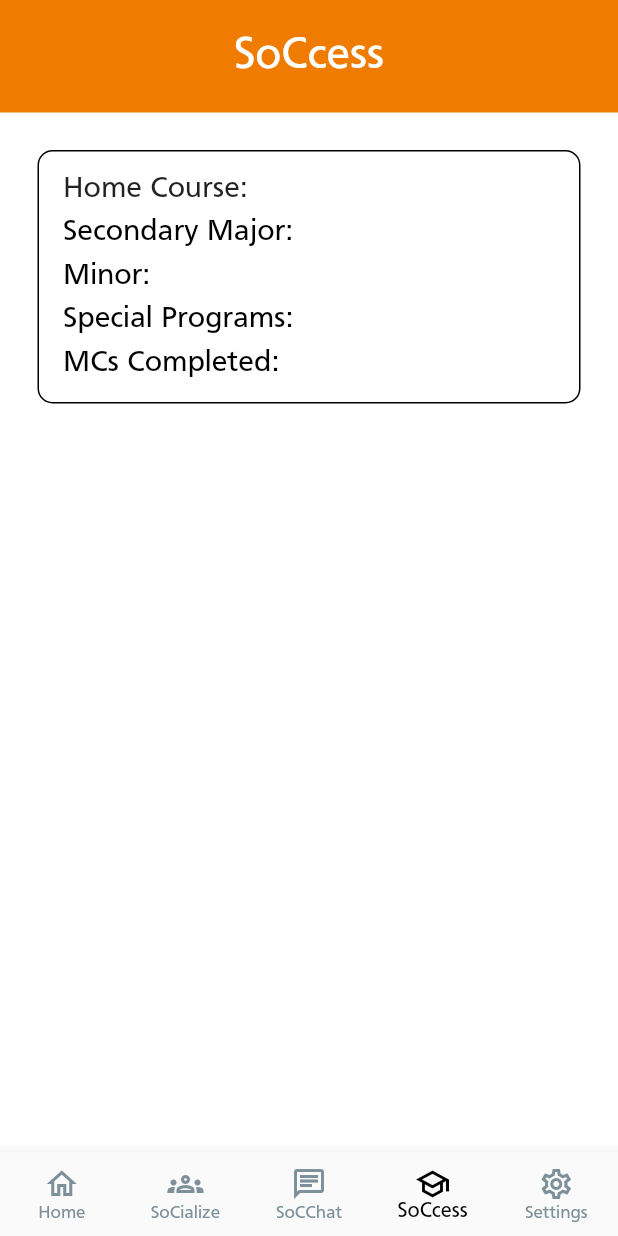
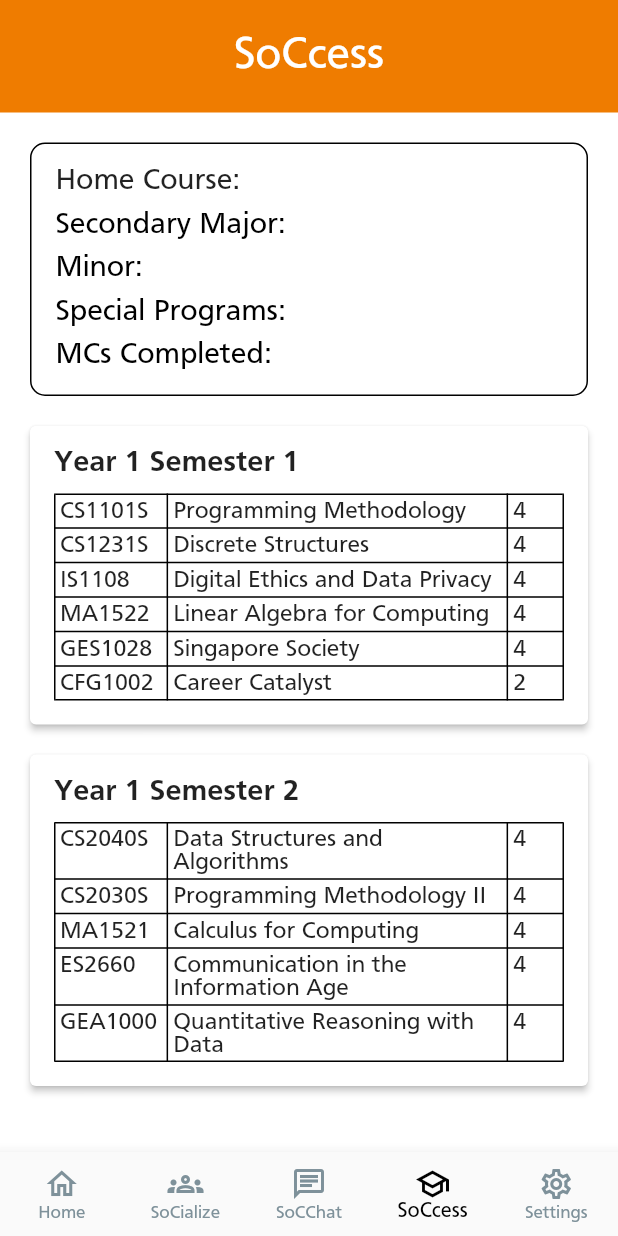
Before and after one commit to dylkaw/freshsoc, a Flutter app: the screen it shows once a user with an empty profile is signed in, item 4 of the bottom bar chosen, on a phone screen of 412 x 824 dp. Run offline on Flutter 3.47's test engine with Material 2 defaults, Android fonts, the phone set to English and light mode, and no system bars; our stand-ins replace cloud_firestore, firebase_auth, firebase_core, firebase_storage, flutter_spinkit, image_picker; accounts and stored records are empty; network calls fail.

Commit message:
Updating Soccess
-Formatting of Acad Prog card so that it stays on top
-Implementing Semester card table builder that shows respective module code, module name, number of MCs
-Implementing CS sample plan

```diff
--- a/lib/main.dart
+++ b/lib/main.dart
@@ -2,6 +2,7 @@ import 'package:firebase_auth/firebase_auth.dart';
 import 'package:flutter/material.dart';
 import 'package:freshsoc/firebase_options.dart';
 import 'package:freshsoc/screens/navigator.dart';
+import 'package:freshsoc/screens/soccess/soccess.dart';
 import 'package:freshsoc/screens/socialize/create_post.dart';
 import 'package:freshsoc/screens/wrapper.dart';
 import 'package:firebase_core/firebase_core.dart';
@@ -29,7 +30,7 @@ class MyApp extends StatelessWidget {
       value: _auth.authStateChanges(),
       child: MaterialApp(
         home: Wrapper(),
-        // home: Soccess(),
+        //home: Soccess(),
         theme: ThemeData(fontFamily: 'Frutiger'),
         routes: {
           '/socialize': (context) => NavigationController(selectedIndex: 1),
--- /dev/null
+++ b/lib/screens/soccess/components/com_sci.dart
@@ -0,0 +1,36 @@
+import 'package:flutter/material.dart';
+import 'package:freshsoc/screens/soccess/components/semester.dart';
+
+class ComputerScience extends StatelessWidget {
+  @override
+  Widget build(BuildContext context) {
+    return Column(
+      crossAxisAlignment: CrossAxisAlignment.start,
+      children: [
+        Semester(
+          title: 'Year 1 Semester 1',
+          moduleData: [
+            ['CS1101S', 'Programming Methodology', '4'],
+            ['CS1231S', 'Discrete Structures', '4'],
+            ['IS1108', 'Digital Ethics and Data Privacy', '4'],
+            ['MA1522', 'Linear Algebra for Computing', '4'],
+            ['GES1028', 'Singapore Society', '4'],
+            ['CFG1002', 'Career Catalyst', '2'],
+          ],
+        ),
+        Semester(
+          title: 'Year 1 Semester 2',
+          moduleData: [
+            ['CS2040S', 'Data Structures and Algorithms', '4'],
+            ['CS2030S', 'Programming Methodology II', '4'],
+            ['MA1521', 'Calculus for Computing', '4'],
+            ['ES2660', 'Communication in the Information Age', '4'],
+            ['GEA1000', 'Quantitative Reasoning with Data', '4'],
+            // Add more module rows
+          ],
+        ),
+        // Add more semester cards
+      ],
+    );
+  }
+}
--- /dev/null
+++ b/lib/screens/soccess/components/semester.dart
@@ -0,0 +1,56 @@
+import 'package:flutter/material.dart';
+
+class Semester extends StatelessWidget {
+  final String title;
+  final List<List<String>> moduleData;
+
+  const Semester({
+    required this.title,
+    required this.moduleData,
+    Key? key,
+  }) : super(key: key);
+
+  @override
+  Widget build(BuildContext context) {
+    return Card(
+      margin: EdgeInsets.symmetric(vertical: 10, horizontal: 20),
+      elevation: 2,
+      child: Padding(
+        padding: EdgeInsets.all(16),
+        child: Column(
+          crossAxisAlignment: CrossAxisAlignment.start,
+          children: [
+            Text(
+              title,
+              style: TextStyle(fontSize: 20, fontWeight: FontWeight.bold),
+            ),
+            SizedBox(height: 10),
+            Table(
+              columnWidths: const {
+                0: FlexColumnWidth(2),
+                1: FlexColumnWidth(6),
+                2: FlexColumnWidth(1),
+              },
+              border: TableBorder.all(color: Colors.black),
+              children: moduleData.map((row) {
+                return TableRow(
+                  children: row.map((cell) {
+                    return TableCell(
+                      child: Padding(
+                        padding: EdgeInsets.all(4),
+                        child: Text(
+                          cell,
+                          style: TextStyle(fontSize: 16),
+                        ),
+                      ),
+                    );
+                  }).toList(),
+                );
+              }).toList(),
+            ),
+          ],
+        ),
+      ),
+    );
+  }
+}
--- a/lib/screens/soccess/soccess.dart
+++ b/lib/screens/soccess/soccess.dart
@@ -2,6 +2,7 @@ import 'package:firebase_auth/firebase_auth.dart';
 import 'package:flutter/material.dart';
 import 'package:freshsoc/screens/home/components/identity_card.dart';
 import 'package:freshsoc/screens/soccess/components/acad_progress.dart';
+import 'package:freshsoc/screens/soccess/components/com_sci.dart';
 import 'package:freshsoc/services/database.dart';
 import 'package:freshsoc/shared/constants.dart';
 
@@ -41,16 +42,12 @@ class _SoccessState extends State<Soccess> {
       body: SingleChildScrollView(
         child: Column(
           children: [
-            Row(
-              children: [
-                Expanded(
-                  child: Padding(
-                    padding: EdgeInsets.fromLTRB(5, 5, 5, 0),
-                    child: AcadProgress(user: _auth.currentUser),
-                  ),
-                ),
-              ],
+            Container(
+              width: double.infinity,
+              child: AcadProgress(user: _auth.currentUser),
             ),
+            SizedBox(height: 10),
+            ComputerScience(),
           ],
         ),
       ),
```
